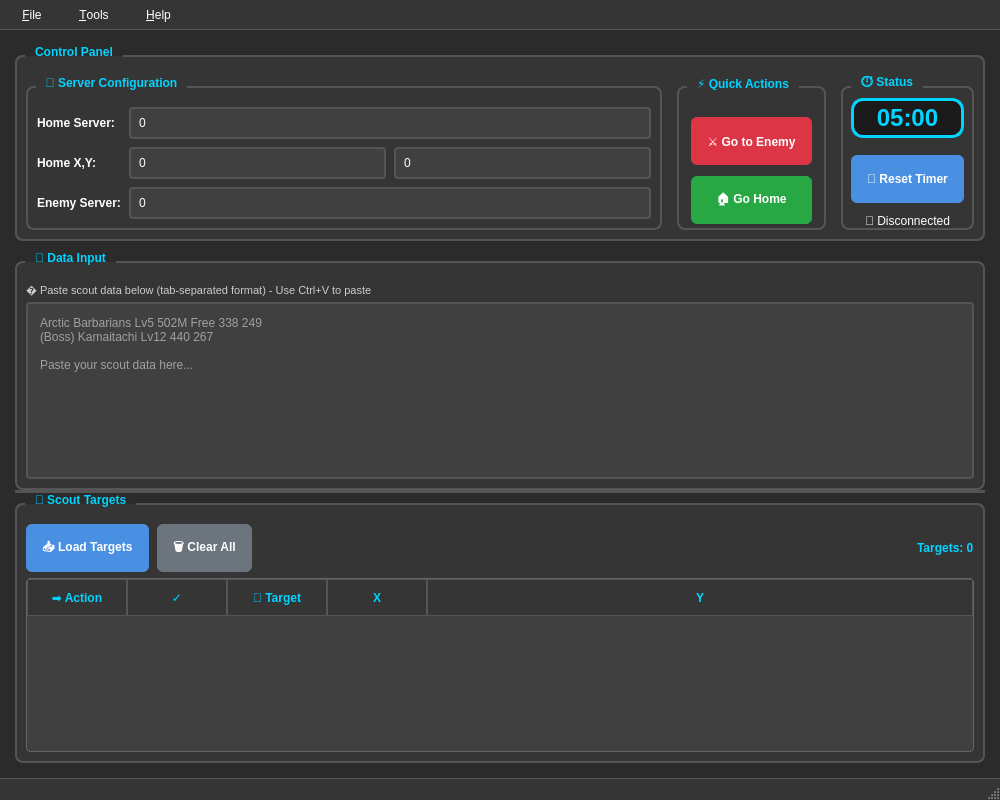
The window that iScoutToolModern.ui (wldfyre/iScoutTool) describes before a commit, drawn with Qt 5.
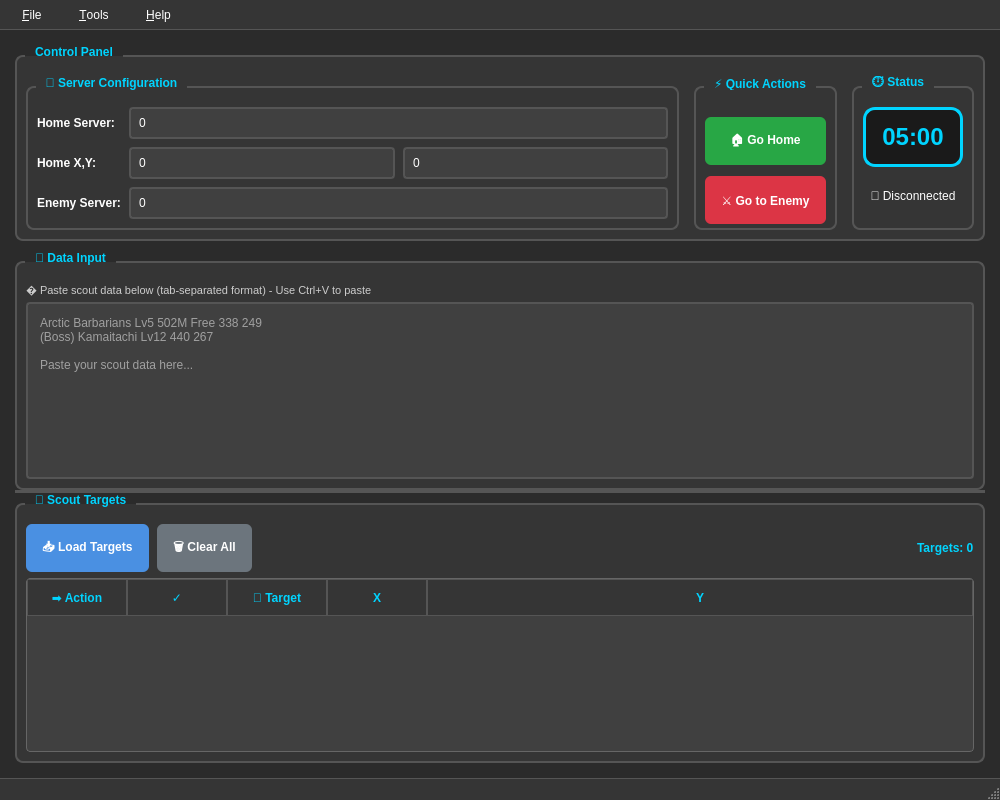
The same window after the commit.

Patch:
```diff
--- a/iScoutToolModern.ui
+++ b/iScoutToolModern.ui
@@ -310,36 +310,17 @@
          </property>
          <layout class="QVBoxLayout" name="actionLayout">
           <property name="spacing">
-           <number>8</number>
+           <number>0</number>
           </property>
           <property name="sizeConstraint">
            <enum>QLayout::SetNoConstraint</enum>
           </property>
-          <property name="leftMargin">
-           <number>12</number>
-          </property>
           <property name="topMargin">
-           <number>8</number>
-          </property>
-          <property name="rightMargin">
-           <number>12</number>
+           <number>0</number>
           </property>
           <property name="bottomMargin">
-           <number>8</number>
+           <number>0</number>
           </property>
-          <item>
-           <widget class="QPushButton" name="btnIScoutGoEnemy">
-            <property name="maximumSize">
-             <size>
-              <width>16777215</width>
-              <height>32</height>
-             </size>
-            </property>
-            <property name="text">
-             <string>⚔️ Go to Enemy</string>
-            </property>
-           </widget>
-          </item>
           <item>
            <widget class="QPushButton" name="btnIScoutGoHome">
             <property name="maximumSize">
@@ -353,135 +334,43 @@
             </property>
            </widget>
           </item>
+          <item>
+           <widget class="QPushButton" name="btnIScoutGoEnemy">
+            <property name="maximumSize">
+             <size>
+              <width>16777215</width>
+              <height>32</height>
+             </size>
+            </property>
+            <property name="text">
+             <string>⚔️ Go to Enemy</string>
+            </property>
+           </widget>
+          </item>
          </layout>
         </widget>
        </item>
        <item>
         <widget class="QGroupBox" name="statusGroup">
-         <property name="minimumSize">
-          <size>
-           <width>0</width>
-           <height>140</height>
-          </size>
-         </property>
          <property name="title">
           <string>⏱️ Status</string>
          </property>
          <layout class="QVBoxLayout" name="statusLayout">
-          <property name="spacing">
-           <number>0</number>
-          </property>
-          <property name="topMargin">
-           <number>0</number>
-          </property>
-          <property name="leftMargin">
-           <number>0</number>
-          </property>
-          <property name="rightMargin">
-           <number>0</number>
-          </property>
-          <property name="bottomMargin">
-           <number>0</number>
-          </property>
           <item>
-           <layout class="QHBoxLayout" name="timerContainer">
-            <property name="leftMargin">
-             <number>8</number>
-            </property>
-            <property name="rightMargin">
-             <number>8</number>
-            </property>
-            <item>
-             <widget class="QLabel" name="lblTimer">
-              <property name="minimumSize">
-               <size>
-                <width>100</width>
-                <height>40</height>
-               </size>
-              </property>
-              <property name="maximumSize">
-               <size>
-                <width>16777215</width>
-                <height>40</height>
-               </size>
-              </property>
-              <property name="text">
-               <string>05:00</string>
-              </property>
-              <property name="alignment">
-               <set>Qt::AlignCenter</set>
-              </property>
-             </widget>
-            </item>
-           </layout>
-          </item>
-          <item>
-           <spacer name="topButtonSpacer">
-            <property name="orientation">
-             <enum>Qt::Vertical</enum>
-            </property>
-            <property name="sizeHint" stdset="0">
+           <widget class="QLabel" name="lblTimer">
+            <property name="minimumSize">
              <size>
-              <width>20</width>
-              <height>3</height>
+              <width>100</width>
+              <height>60</height>
              </size>
             </property>
-           </spacer>
-          </item>
-          <item>
-           <layout class="QHBoxLayout" name="resetButtonContainer">
-            <property name="leftMargin">
-             <number>8</number>
+            <property name="text">
+             <string>05:00</string>
             </property>
-            <property name="rightMargin">
-             <number>8</number>
+            <property name="alignment">
+             <set>Qt::AlignCenter</set>
             </property>
-            <item>
-             <widget class="QPushButton" name="btnResetTimer">
-              <property name="minimumSize">
-               <size>
-                <width>0</width>
-                <height>20</height>
-               </size>
-              </property>
-              <property name="maximumSize">
-               <size>
-                <width>16777215</width>
-                <height>20</height>
-               </size>
-              </property>
-              <property name="text">
-               <string>🔄 Reset Timer</string>
-              </property>
-             </widget>
-            </item>
-           </layout>
-          </item>
-          <item>
-           <spacer name="bottomButtonSpacer">
-            <property name="orientation">
-             <enum>Qt::Vertical</enum>
-            </property>
-            <property name="sizeHint" stdset="0">
-             <size>
-              <width>20</width>
-              <height>10</height>
-             </size>
-            </property>
-           </spacer>
-          </item>
-          <item>
-           <spacer name="statusSpacer">
-            <property name="orientation">
-             <enum>Qt::Vertical</enum>
-            </property>
-            <property name="sizeHint" stdset="0">
-             <size>
-              <width>20</width>
-              <height>15</height>
-             </size>
-            </property>
-           </spacer>
+           </widget>
           </item>
           <item>
            <widget class="QLabel" name="lblConnectionStatus">
```
